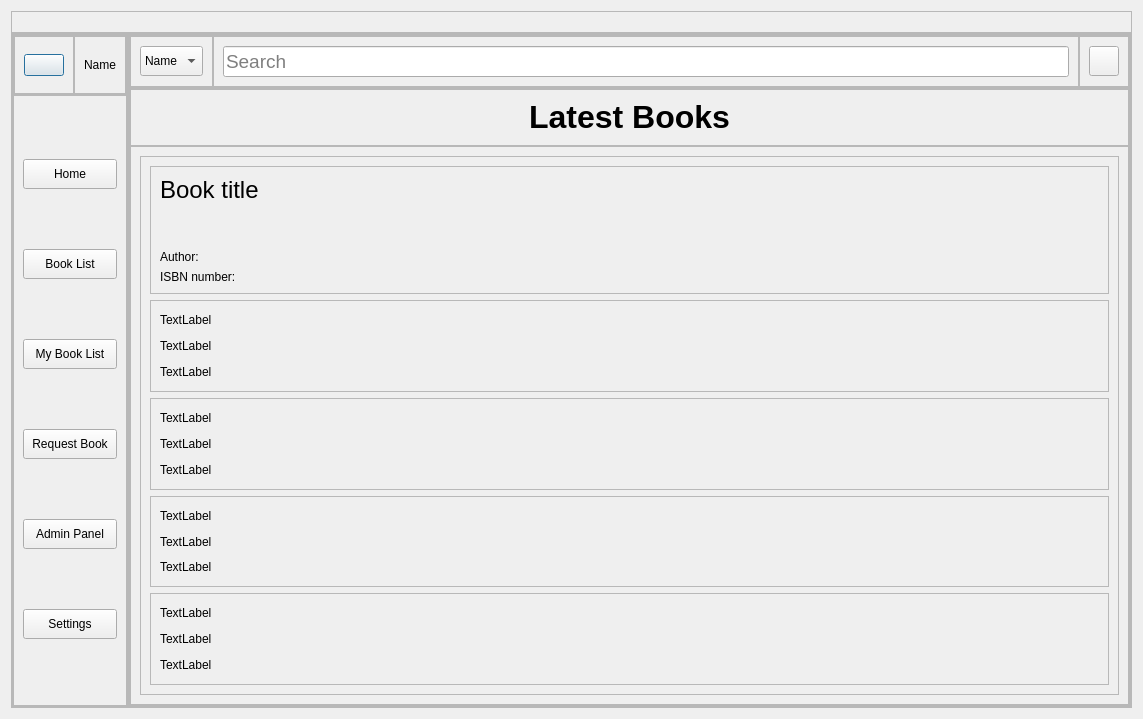
The window that studenthomepage.ui (aavashlamichhane/LibMan) describes before a commit, drawn with Qt 5.
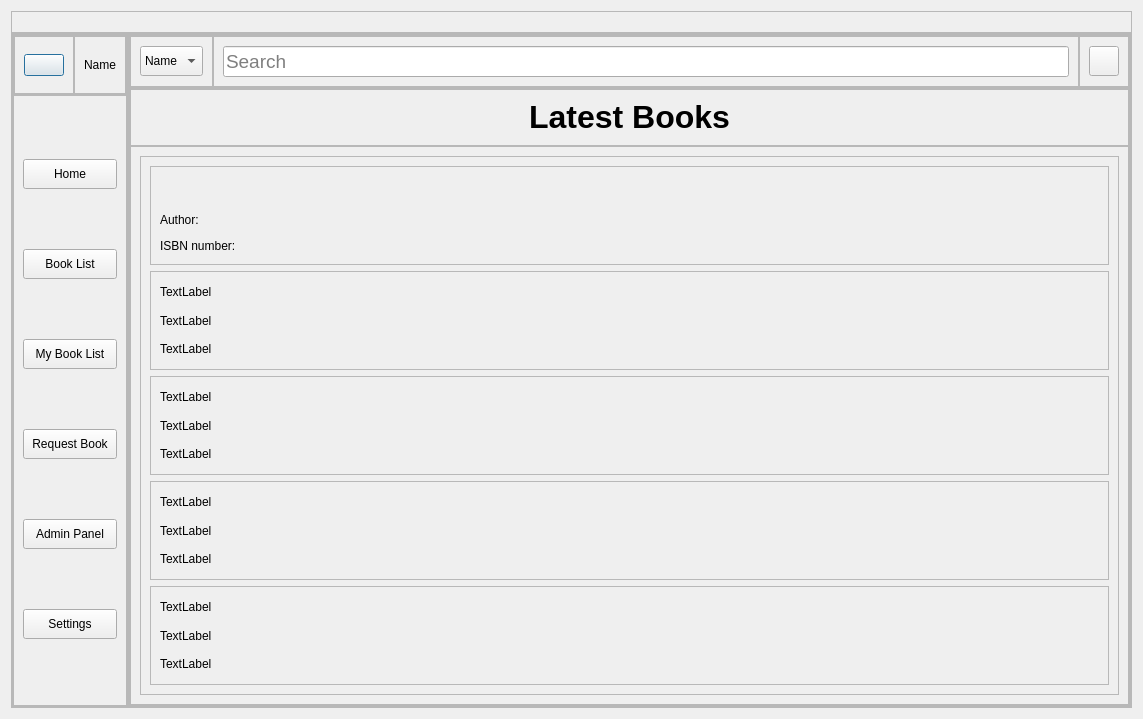
The same window after the commit. Icons and pictures are not drawn.

Commit message: added latest books sss

The edit to the form file:
```diff
--- a/studenthomepage.ui
+++ b/studenthomepage.ui
@@ -553,7 +553,7 @@
                       <x>0</x>
                       <y>0</y>
                       <width>950</width>
-                      <height>612</height>
+                      <height>560</height>
                      </rect>
                     </property>
                     <layout class="QVBoxLayout" name="verticalLayout">
@@ -569,7 +569,7 @@
                         <item>
                          <widget class="QLabel" name="label_b1">
                           <property name="text">
-                           <string>&lt;html&gt;&lt;head/&gt;&lt;body&gt;&lt;p&gt;&lt;span style=&quot; font-size:18pt;&quot;&gt;Book title&lt;/span&gt;&lt;/p&gt;&lt;p&gt;&lt;br/&gt;&lt;/p&gt;&lt;/body&gt;&lt;/html&gt;</string>
+                           <string>&lt;html&gt;&lt;head/&gt;&lt;body&gt;&lt;p&gt;&lt;br/&gt;&lt;/p&gt;&lt;/body&gt;&lt;/html&gt;</string>
                           </property>
                          </widget>
                         </item>
```
The commit also changes 4 other files.
